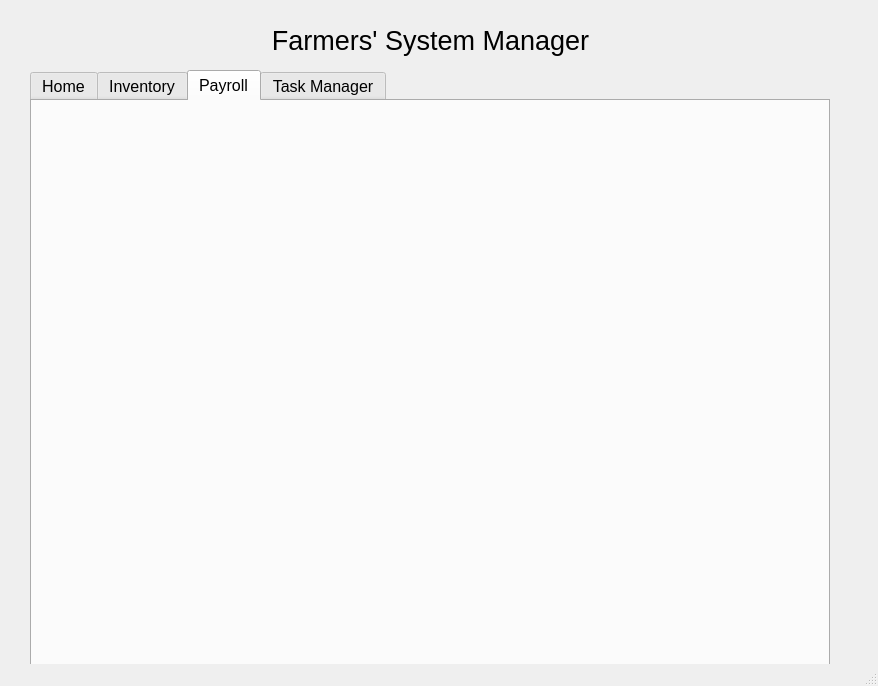
Before: the Qt Designer form FarmingSystemManager/mainwindow.ui in ryan-ghosh/FarmerSystemManager, drawn with Qt 5.
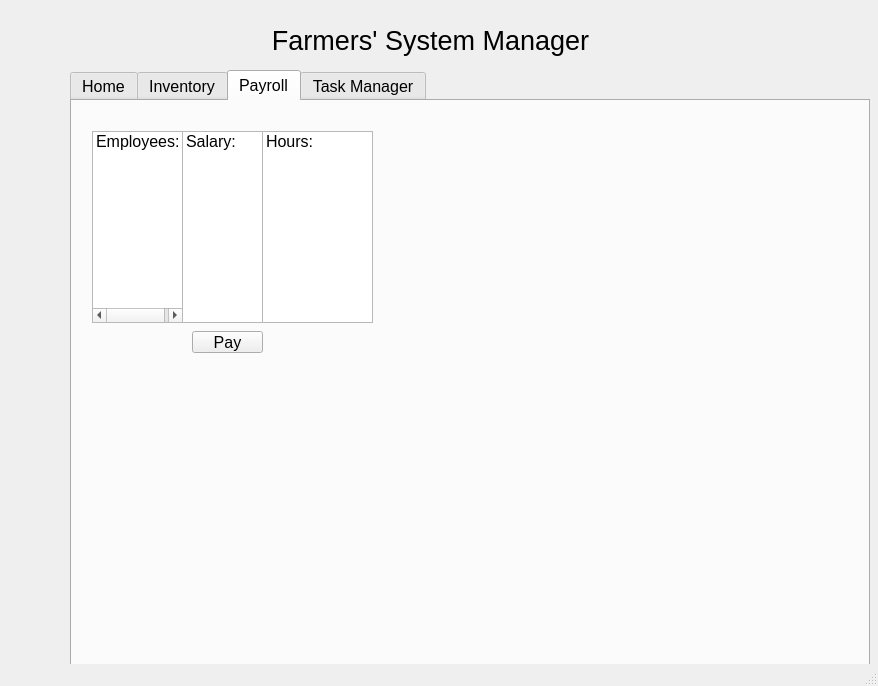
After: the same form once the commit is applied. The open tabs and pages were chosen to show the change.

What changed in the file:
```diff
--- a/FarmingSystemManager/mainwindow.ui
+++ b/FarmingSystemManager/mainwindow.ui
@@ -17,7 +17,7 @@
    <widget class="QTabWidget" name="tabWidget">
     <property name="geometry">
      <rect>
-      <x>30</x>
+      <x>70</x>
       <y>70</y>
       <width>800</width>
       <height>600</height>
@@ -128,6 +128,64 @@
      <attribute name="title">
       <string>Payroll</string>
      </attribute>
+     <widget class="QListWidget" name="listWidget_3">
+      <property name="geometry">
+       <rect>
+        <x>20</x>
+        <y>30</y>
+        <width>91</width>
+        <height>192</height>
+       </rect>
+      </property>
+      <item>
+       <property name="text">
+        <string>Employees: </string>
+       </property>
+      </item>
+     </widget>
+     <widget class="QPushButton" name="pushButton_4">
+      <property name="geometry">
+       <rect>
+        <x>120</x>
+        <y>230</y>
+        <width>71</width>
+        <height>22</height>
+       </rect>
+      </property>
+      <property name="text">
+       <string>Pay</string>
+      </property>
+     </widget>
+     <widget class="QListWidget" name="listWidget_4">
+      <property name="geometry">
+       <rect>
+        <x>110</x>
+        <y>30</y>
+        <width>81</width>
+        <height>192</height>
+       </rect>
+      </property>
+      <item>
+       <property name="text">
+        <string>Salary:</string>
+       </property>
+      </item>
+     </widget>
+     <widget class="QListWidget" name="listWidget_5">
+      <property name="geometry">
+       <rect>
+        <x>190</x>
+        <y>30</y>
+        <width>111</width>
+        <height>192</height>
+       </rect>
+      </property>
+      <item>
+       <property name="text">
+        <string>Hours:</string>
+       </property>
+      </item>
+     </widget>
     </widget>
     <widget class="QWidget" name="tab_4">
      <attribute name="title">
```
Left out of the diff: 61 changed lines with no effect on the pictures.
